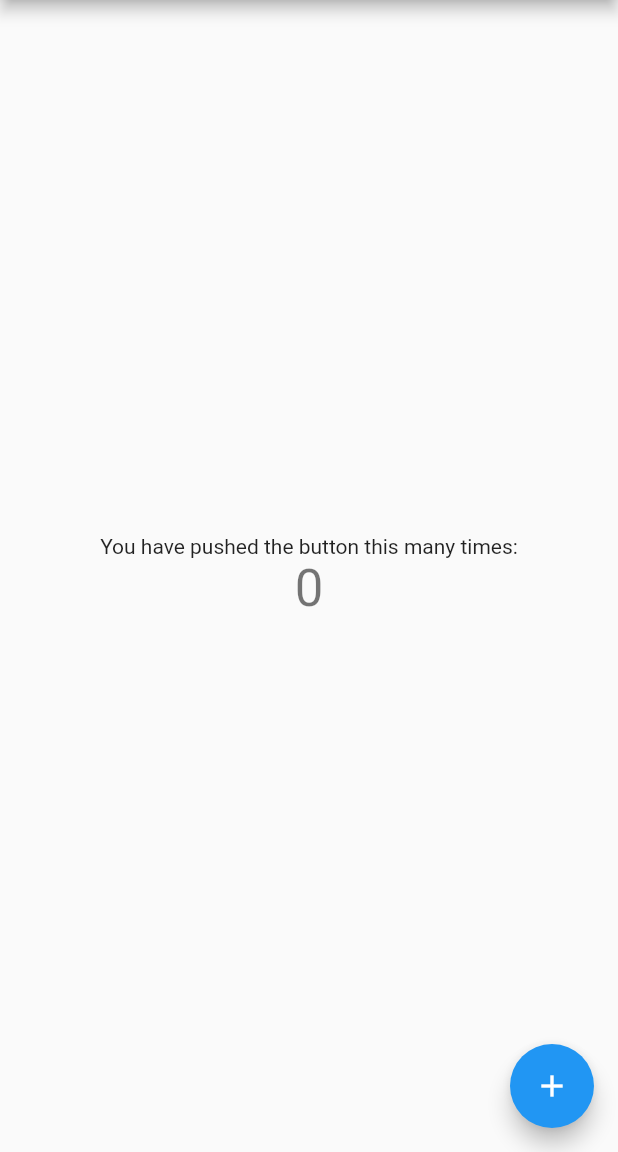
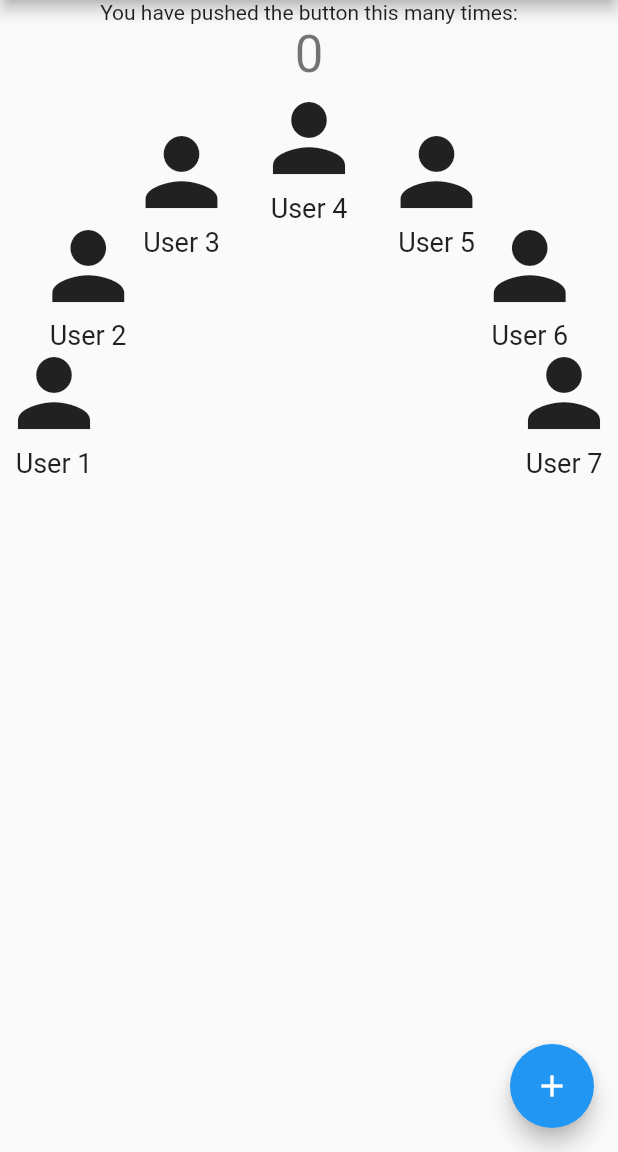
Before and after one commit to taketo43/number_game, a Flutter app: the screen it shows after launch, on a phone screen of 412 x 824 dp, the part 84-1236 px from its top. Run offline on Flutter 3.47's test engine with Material 2 defaults, Android fonts, the phone set to English and light mode, and no system bars.

Commit message:
プレイヤーのアイコンを表示するWidget

```diff
--- a/number_game/lib/main.dart
+++ b/number_game/lib/main.dart
@@ -1,4 +1,5 @@
 import 'package:flutter/material.dart';
+import './player.dart';
 
 void main() {
   runApp(MyApp());
@@ -100,6 +101,7 @@ class _MyHomePageState extends State<MyHomePage> {
               '$_counter',
               style: Theme.of(context).textTheme.headline4,
             ),
+            PlayerFieldWidget()
           ],
         ),
       ),
--- /dev/null
+++ b/number_game/lib/player.dart
@@ -0,0 +1,85 @@
+import 'dart:math';
+
+import 'package:flutter/material.dart';
+
+const double iconSize = 72;
+
+class Player {
+  List numbers = [];
+  String username;
+  Player(int turnNum, String uname){
+    username = uname;
+    for(int i = 1; i <= turnNum; i++){
+      numbers.add(i);
+    }
+  }
+
+  void use(int number){
+    int index = this.numbers.indexOf(number);
+    if(index != -1){
+      this.numbers.removeAt(index);
+    }
+  }
+}
+
+class PlayerWidget extends StatefulWidget{
+  final Player player;
+
+  PlayerWidget({
+    this.player,
+  }) : super(key: ValueKey(player));
+
+  @override
+  _PlayerWidgetState createState() => _PlayerWidgetState();
+}
+
+class _PlayerWidgetState extends State<PlayerWidget> {
+  @override
+  Widget build(BuildContext context) {
+    return Container(
+      child: Column(
+        mainAxisAlignment: MainAxisAlignment.center,
+        children: [
+          Icon(Icons.person, size: iconSize),
+          Text(
+            widget.player.username,
+            style: TextStyle(fontSize: 18),
+          )
+        ],
+      )
+    );
+  }
+}
+
+class PlayerFieldWidget extends StatefulWidget {
+  @override
+  _PlayerFieldWidgetState createState() => _PlayerFieldWidgetState();
+}
+
+class _PlayerFieldWidgetState extends State<PlayerFieldWidget> {
+  List players = [
+    new Player(4, 'User 1'),
+    new Player(4, 'User 2'),
+    new Player(4, 'User 3'),
+    new Player(4, 'User 4'),
+    new Player(5, 'User 5'),
+    new Player(6, 'User 6'),
+    new Player(7, 'User 7')
+  ];
+  @override
+  Widget build(BuildContext context) {
+    final double r = (MediaQuery.of(context).size.width - iconSize) / 2 ;
+    return Expanded(
+      child: Stack(
+        children: <Widget>[
+          for(int i = 0; i < players.length; i++)
+            Positioned(
+              child: PlayerWidget(player: players[i],),
+              left: r - cos(pi * i / (players.length - 1)) * r,
+              top: r - sin(pi * i / (players.length - 1)) * r,
+            ),
+        ],
+      )
+    );
+  }
+}
```
